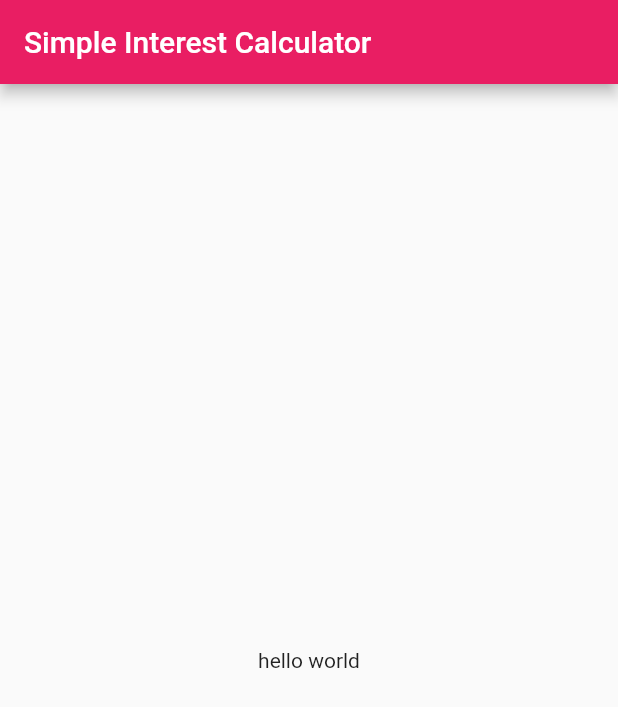
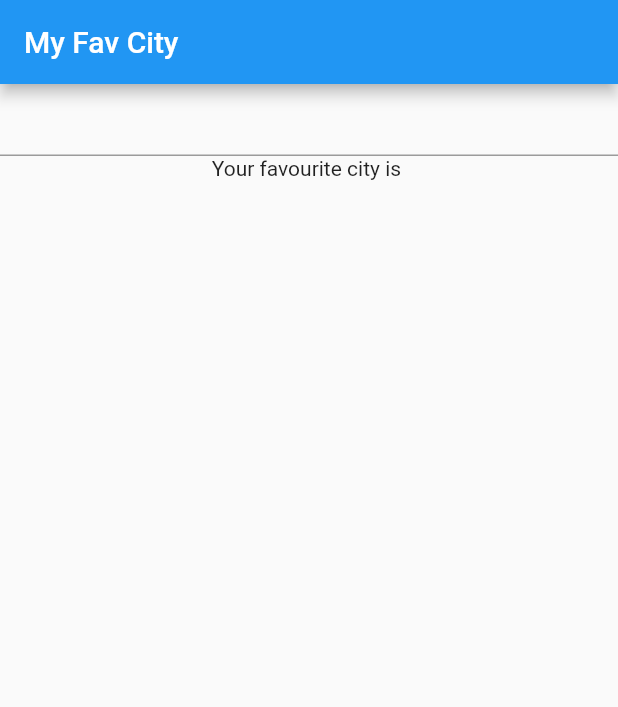
Before and after one commit to madhusudanbabar/si-calculator, a Flutter app: the screen it shows after launch, on a phone screen of 412 x 824 dp. Shown: the top 707 px of the screen. Run offline on Flutter 3.47's test engine with Material 2 defaults, Android fonts, the phone set to English and light mode, and no system bars.

```diff
--- a/lib/main.dart
+++ b/lib/main.dart
@@ -6,15 +6,40 @@ class MyApp extends StatelessWidget {
   @override
   Widget build(BuildContext context) {
     return MaterialApp(
-      title: "Simple Interest Calculator",
-      debugShowCheckedModeBanner: false,
-      home: Scaffold(
-        appBar: AppBar(
-          title: Text("Simple Interest Calculator"),
-          backgroundColor: Colors.pink,
-        ),
-        body: Center(
-          child: Text("hello world"),
+        title: "Simple Interest Calculator",
+        debugShowCheckedModeBanner: false,
+        home: FavCity());
+  }
+}
+
+class FavCity extends StatefulWidget {
+  @override
+  State<StatefulWidget> createState() {
+    return _FavCity();
+  }
+}
+
+class _FavCity extends State<FavCity> {
+  String city = "";
+
+  @override
+  Widget build(BuildContext context) {
+    return Scaffold(
+      appBar: AppBar(
+        title: Text("My Fav City"),
+      ),
+      body: Container(
+        child: Column(
+          children: <Widget>[
+            TextField(
+              onSubmitted: (String string) {
+                setState(() {
+                  city = string;
+                });
+              },
+            ),
+            Text("Your favourite city is $city")
+          ],
         ),
       ),
     );
```
